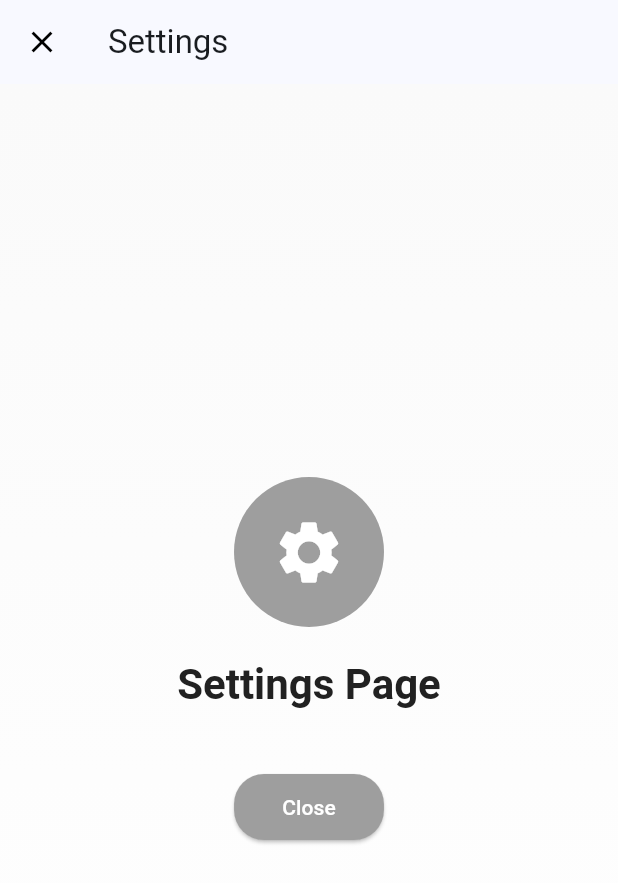
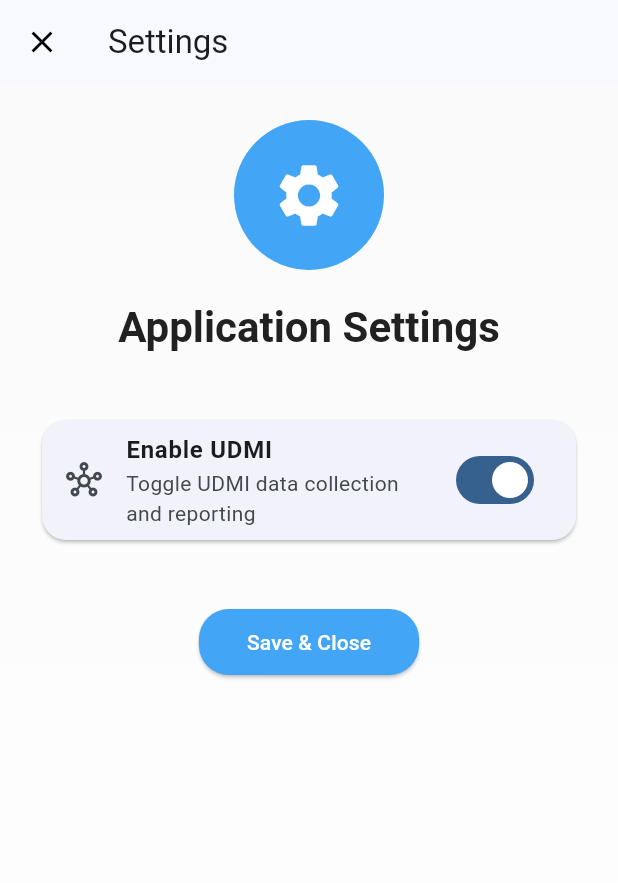
Before and after one commit to epomeranz/ps_ai, a Flutter app: the screen it shows after launch, in the side drawer, after a tap on "Settings", on a phone screen of 412 x 824 dp. Shown: the top 883 px of the screen. Run offline on Flutter 3.47's test engine with Material 3 defaults, Android fonts, the phone set to English and light mode, and no system bars; our stand-ins replace camera, cloud_firestore, firebase_auth, firebase_core, flutter_riverpod; missing offline and left inert: google_mlkit_commons, google_mlkit_object_detection, google_mlkit_pose_detection, serverpod, serverpod_auth_core_client, serverpod_auth_core_server and 4 more; accounts and stored records are empty.

Commit message:
Minor theme fixes

```diff
--- /dev/null
+++ b/ps_ai_flutter/lib/core/providers/settings_providers.dart
@@ -0,0 +1,19 @@
+import 'package:flutter_riverpod/flutter_riverpod.dart';
+import 'firebase_providers.dart';
+import '../services/settings_service.dart';
+
+final settingsServiceProvider = Provider<SettingsService>((ref) {
+  final firestore = ref.watch(firestoreProvider);
+  return SettingsService(firestore);
+});
+
+final appSettingsProvider = StreamProvider.family<Map<String, dynamic>, String>(
+  (ref, profileId) {
+    return ref.watch(settingsServiceProvider).getSettingsStream(profileId);
+  },
+);
+
+final enableUDMIProvider = Provider.family<bool, String>((ref, profileId) {
+  final settingsAsync = ref.watch(appSettingsProvider(profileId));
+  return settingsAsync.value?['enableUDMI'] ?? true; // Default to true
+});
--- a/ps_ai_flutter/lib/screens/home_screen.dart
+++ b/ps_ai_flutter/lib/screens/home_screen.dart
@@ -11,6 +11,8 @@ class HomeScreen extends StatelessWidget {
   Widget build(BuildContext context) {
     return Scaffold(
       appBar: AppBar(
+        backgroundColor: Colors.blue.shade400,
+
         title: const Text('PS AI Sports'),
         centerTitle: true,
       ),
--- a/ps_ai_flutter/lib/screens/settings_screen.dart
+++ b/ps_ai_flutter/lib/screens/settings_screen.dart
@@ -1,10 +1,17 @@
 import 'package:flutter/material.dart';
+import 'package:flutter_riverpod/flutter_riverpod.dart';
+import '../core/providers/settings_providers.dart';
+import '../core/providers/firebase_providers.dart';
 
-class SettingsScreen extends StatelessWidget {
+class SettingsScreen extends ConsumerWidget {
   const SettingsScreen({super.key});
 
   @override
-  Widget build(BuildContext context) {
+  Widget build(BuildContext context, WidgetRef ref) {
+    final userAsync = ref.watch(authStateChangesProvider);
+    final profileId = userAsync.value?.uid ?? 'anonymous';
+    final enableUDMI = ref.watch(enableUDMIProvider(profileId));
+
     return Scaffold(
       appBar: AppBar(
         title: const Text('Settings'),
@@ -23,28 +30,54 @@ class SettingsScreen extends StatelessWidget {
             colors: [Colors.grey.shade50, Colors.white],
           ),
         ),
-        child: Center(
-          child: Column(
-            mainAxisAlignment: MainAxisAlignment.center,
-            children: [
-              const CircleAvatar(
+        child: ListView(
+          padding: const EdgeInsets.all(24.0),
+          children: [
+            Center(
+              child: CircleAvatar(
                 radius: 50,
-                backgroundColor: Colors.grey,
+                backgroundColor: Colors.blue.shade400,
                 child: Icon(Icons.settings, size: 50, color: Colors.white),
               ),
-              const SizedBox(height: 20),
-              Text(
-                'Settings Page',
+            ),
+            const SizedBox(height: 20),
+            Center(
+              child: Text(
+                'Application Settings',
                 style: Theme.of(context).textTheme.headlineMedium?.copyWith(
                   fontWeight: FontWeight.bold,
                   color: Colors.grey.shade900,
                 ),
               ),
-              const SizedBox(height: 40),
-              ElevatedButton(
+            ),
+            const SizedBox(height: 40),
+            Card(
+              shape: RoundedRectangleBorder(
+                borderRadius: BorderRadius.circular(16),
+              ),
+              child: SwitchListTile(
+                title: const Text(
+                  'Enable UDMI',
+                  style: TextStyle(fontWeight: FontWeight.bold),
+                ),
+                subtitle: const Text(
+                  'Toggle UDMI data collection and reporting',
+                ),
+                value: enableUDMI,
+                onChanged: (bool value) {
+                  ref
+                      .read(settingsServiceProvider)
+                      .updateSetting(profileId, 'enableUDMI', value);
+                },
+                secondary: const Icon(Icons.hub_outlined),
+              ),
+            ),
+            const SizedBox(height: 40),
+            Center(
+              child: ElevatedButton(
                 onPressed: () => Navigator.of(context).pop(),
                 style: ElevatedButton.styleFrom(
-                  backgroundColor: Colors.grey,
+                  backgroundColor: Colors.blue.shade400,
                   foregroundColor: Colors.white,
                   padding: const EdgeInsets.symmetric(
                     horizontal: 32,
@@ -54,10 +87,10 @@ class SettingsScreen extends StatelessWidget {
                     borderRadius: BorderRadius.circular(20),
                   ),
                 ),
-                child: const Text('Close'),
+                child: const Text('Save & Close'),
               ),
-            ],
-          ),
+            ),
+          ],
         ),
       ),
     );
```
Also changed, not shown: ps_ai_flutter/lib/core/services/settings_service.dart (added, +26 -0 lines), ps_ai_flutter/lib/screens/train_shoots_screen.dart (+5 -2 lines).
